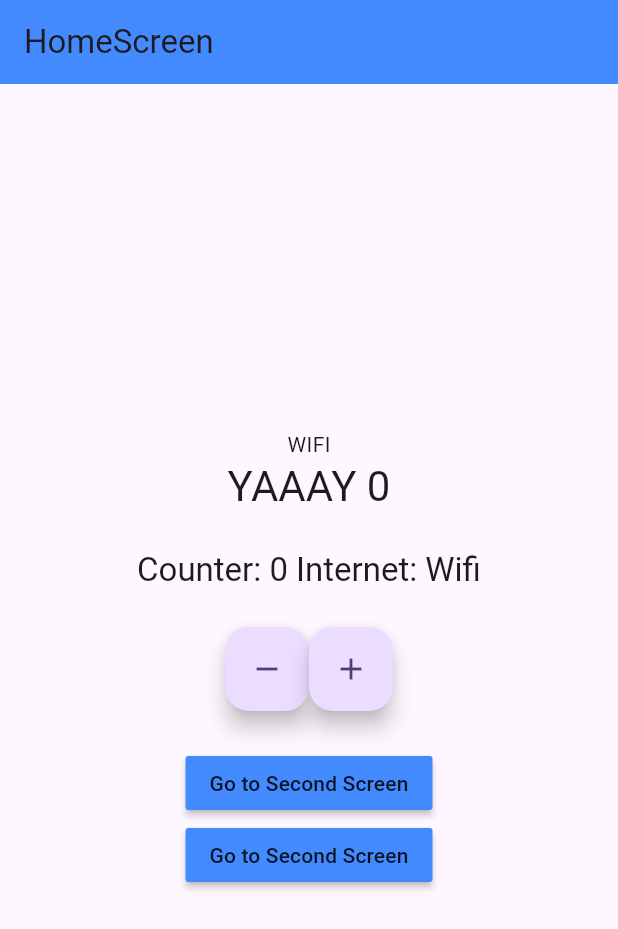
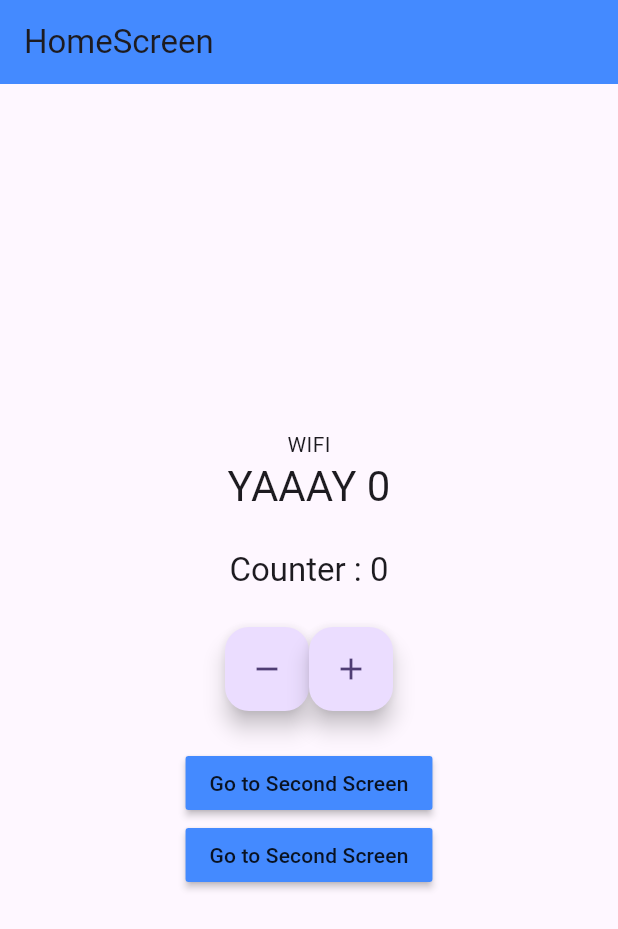
Before and after one commit to mtanaya09/blocms, a Flutter app: the screen it shows after launch, on a phone screen of 412 x 824 dp. Shown: the top 929 px of the screen. Run offline on Flutter 3.47's test engine with Material 3 defaults, Android fonts, the phone set to English and light mode, and no system bars; our stand-ins replace connectivity_plus, equatable, flutter_bloc.

Commit message:
Bloc | context.select() usage

```diff
--- a/lib/presentation/screens/home_screen.dart
+++ b/lib/presentation/screens/home_screen.dart
@@ -89,28 +89,14 @@ class _HomeScreenState extends State<HomeScreen> {
             const SizedBox(
               height: 24,
             ),
+            //BUILDER SECTION
             Builder(builder: (context) {
-              final counterState = context.watch<CounterCubit>().state;
-              final internetState = context.watch<InternetCubit>().state;
-
-              if (internetState is InternetConnected &&
-                  internetState.connectionType == ConnectionType.Mobile) {
-                return Text(
-                  'Counter: ${counterState.counterValue.toString()} Internet: Mobile',
-                  style: Theme.of(context).textTheme.titleLarge,
-                );
-              } else if (internetState is InternetConnected &&
-                  internetState.connectionType == ConnectionType.Wifi) {
-                return Text(
-                  'Counter: ${counterState.counterValue.toString()} Internet: Wifi',
-                  style: Theme.of(context).textTheme.titleLarge,
-                );
-              } else {
-                return Text(
-                  'Counter: ${counterState.counterValue.toString()} Internet: Disconnected',
-                  style: Theme.of(context).textTheme.titleLarge,
-                );
-              }
+              final counterValue = context
+                  .select((CounterCubit cubit) => cubit.state.counterValue);
+              return Text(
+                "Counter : ${counterValue.toString()}",
+                style: Theme.of(context).textTheme.titleLarge,
+              );
             }),
             const SizedBox(
               height: 24,
```
